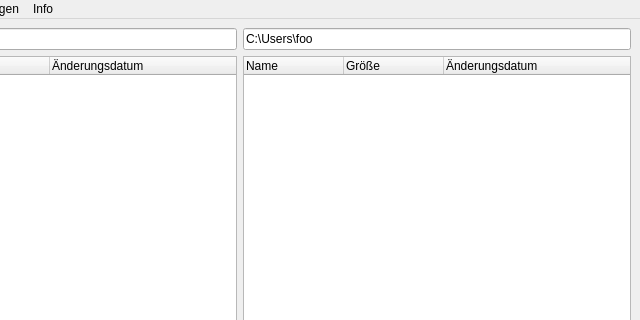
Qt form mainwindow.ui (striezel/qt-commander) before a commit; both pictures show x 160 to 800 and y 0 to 320 of the 800 by 600 pixel window.
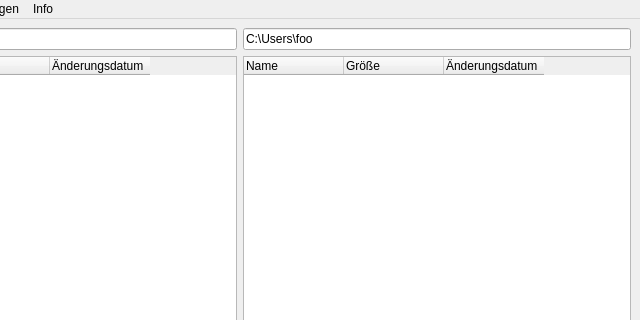
The same form after that commit. Icons and pictures are not drawn. Custom widgets are drawn as their Qt base class.

Commit message:
automatically stretch name columns of tree views to fill space
Now the name column in the tree widgets gets resized according
to the available space, stretching to fill all space. The other
columns are resized to fit their contents, so they are variable
but fixed between content refreshs.

While the current solution is rather simple, it took quite some
time to see that the headers of both tree widgets had the
property headerStretchLastSection set to true. This messed up all
manual size calculations I tried to do. Now no manual size
calculations are needed, Qt does it by itself.

What changed in the file:
```diff
--- a/mainwindow.ui
+++ b/mainwindow.ui
@@ -43,6 +43,9 @@
       <property name="columnCount">
        <number>3</number>
       </property>
+      <attribute name="headerStretchLastSection">
+       <bool>false</bool>
+      </attribute>
       <column>
        <property name="text">
         <string>Name</string>
@@ -65,6 +68,9 @@
       <property name="columnCount">
        <number>3</number>
       </property>
+      <attribute name="headerStretchLastSection">
+       <bool>false</bool>
+      </attribute>
       <column>
        <property name="text">
         <string>Name</string>
```
The commit also changes 1 other file.
